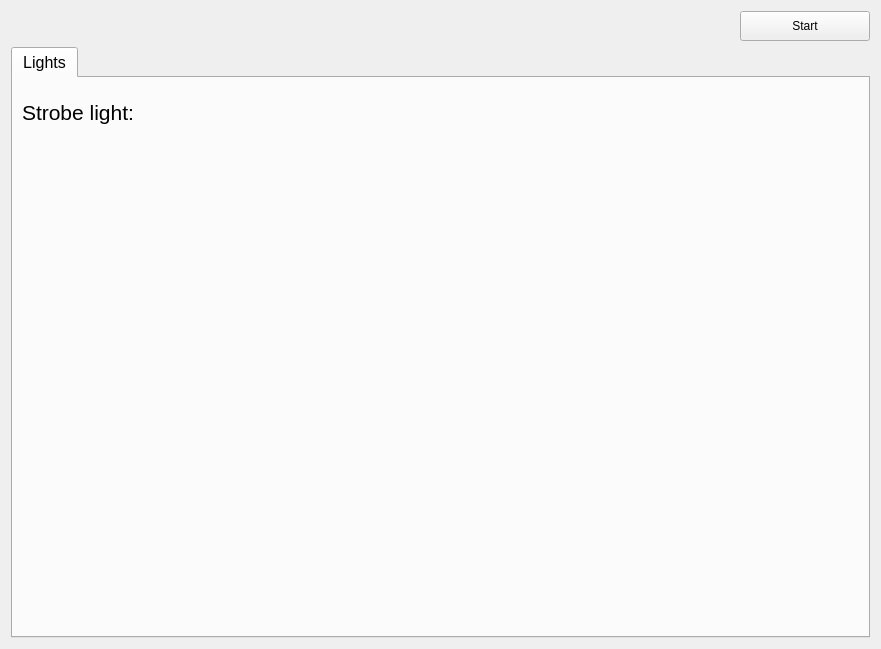
Qt form GroundStation/src/Windows/EmulatorWidget.ui (TxBlackWolf/quadcopter) before a commit.
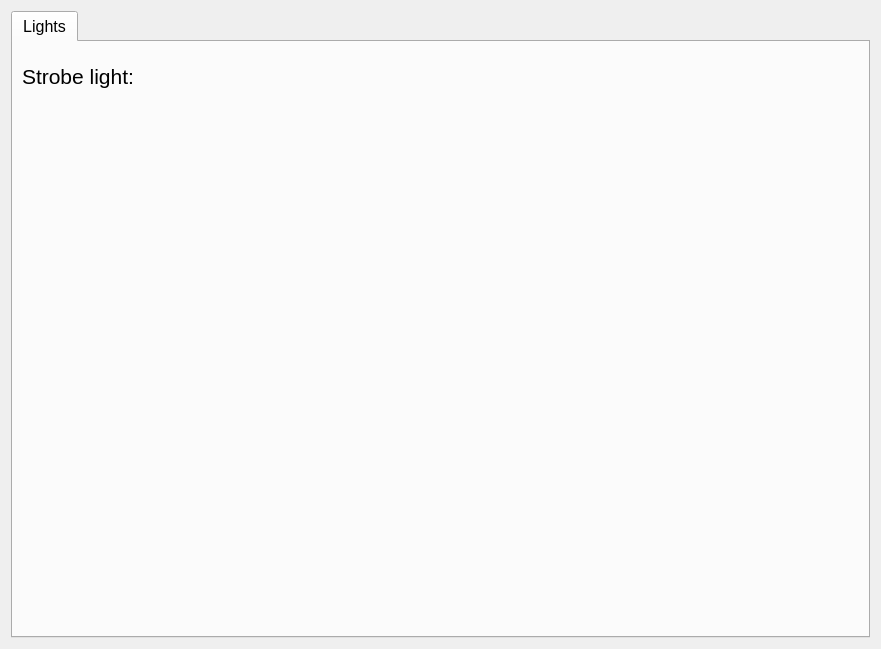
The same form after that commit. Icons and pictures are not drawn.

```diff
--- a/GroundStation/src/Windows/EmulatorWidget.ui
+++ b/GroundStation/src/Windows/EmulatorWidget.ui
@@ -14,46 +14,6 @@
    <string>Form</string>
   </property>
   <layout class="QVBoxLayout" name="verticalLayout">
-   <item>
-    <layout class="QHBoxLayout" name="horizontalLayout_2">
-     <item>
-      <spacer name="horizontalSpacer">
-       <property name="orientation">
-        <enum>Qt::Horizontal</enum>
-       </property>
-       <property name="sizeHint" stdset="0">
-        <size>
-         <width>860</width>
-         <height>20</height>
-        </size>
-       </property>
-      </spacer>
-     </item>
-     <item>
-      <widget class="QPushButton" name="buttonStart">
-       <property name="minimumSize">
-        <size>
-         <width>130</width>
-         <height>30</height>
-        </size>
-       </property>
-       <property name="maximumSize">
-        <size>
-         <width>130</width>
-         <height>30</height>
-        </size>
-       </property>
-       <property name="text">
-        <string>Start</string>
-       </property>
-       <property name="icon">
-        <iconset resource="../../resources.qrc">
-         <normaloff>:/Icons/Icons/play48.png</normaloff>:/Icons/Icons/play48.png</iconset>
-       </property>
-      </widget>
-     </item>
-    </layout>
-   </item>
    <item>
     <widget class="QTabWidget" name="tabWidgetEmulator">
      <property name="font">
```
Left out of the diff: 4 changed lines with no effect on the pictures.
